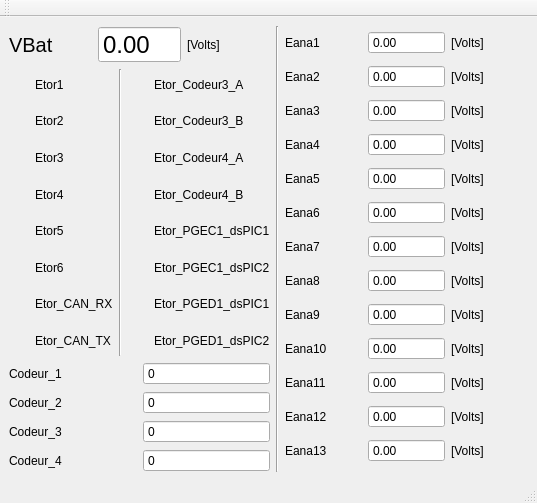
First picture: the form in PluginModules/SensorElectroBot/ihm_SensorElectroBot.ui, repository CRLG/LABOTBOX, before the edit.
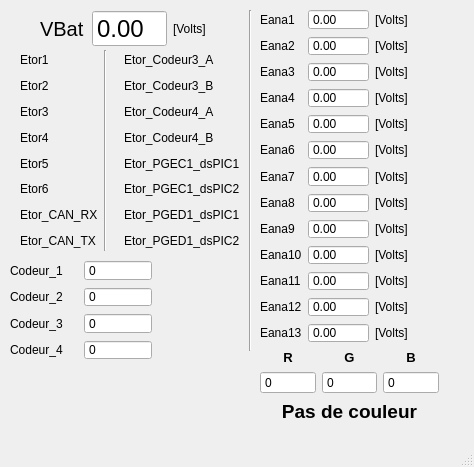
Second picture: the form after the edit. Custom widgets are drawn as their Qt base class.

What changed in the file:
```diff
--- a/PluginModules/SensorElectroBot/ihm_SensorElectroBot.ui
+++ b/PluginModules/SensorElectroBot/ihm_SensorElectroBot.ui
@@ -6,61 +6,519 @@
    <rect>
     <x>0</x>
     <y>0</y>
-    <width>537</width>
-    <height>503</height>
+    <width>474</width>
+    <height>467</height>
    </rect>
   </property>
   <property name="windowTitle">
    <string>MainWindow</string>
   </property>
   <widget class="QWidget" name="centralwidget">
-   <layout class="QGridLayout" name="gridLayout_5">
+   <widget class="QWidget" name="layoutWidget">
+    <property name="geometry">
+     <rect>
+      <x>9</x>
+      <y>50</y>
+      <width>231</width>
+      <height>201</height>
+     </rect>
+    </property>
+    <layout class="QGridLayout" name="gridLayout">
     <item row="0" column="0">
-     <layout class="QGridLayout" name="gridLayout_3">
-      <item row="0" column="0">
-       <widget class="QLabel" name="label_Vbat">
-        <property name="font">
-         <font>
-          <pointsize>15</pointsize>
-         </font>
-        </property>
-        <property name="text">
-         <string>VBat</string>
-        </property>
-       </widget>
-      </item>
-      <item row="0" column="2">
-       <widget class="QLabel" name="Text_Vbat_2">
-        <property name="text">
-         <string>[Volts]</string>
+      <widget class="QLed" name="Etor_1">
+       <property name="toolTip">
+        <string>Binary Led</string>
+       </property>
+       <property name="whatsThis">
+        <string>Led widget</string>
+       </property>
+       <property name="value">
+        <bool>false</bool>
+       </property>
+       <property name="onColor">
+        <enum>QLed::Red</enum>
+       </property>
+       <property name="offColor">
+        <enum>QLed::Grey</enum>
+       </property>
+       <property name="shape">
+        <enum>QLed::Circle</enum>
         </property>
        </widget>
       </item>
       <item row="0" column="1">
-       <widget class="QDoubleSpinBox" name="Vbat">
-        <property name="font">
-         <font>
-          <pointsize>18</pointsize>
-         </font>
-        </property>
-        <property name="readOnly">
-         <bool>true</bool>
-        </property>
-        <property name="buttonSymbols">
-         <enum>QAbstractSpinBox::NoButtons</enum>
+      <widget class="QLabel" name="label_Etor_1">
+       <property name="text">
+        <string>Etor1</string>
+       </property>
+      </widget>
+     </item>
+     <item row="0" column="2" rowspan="8">
+      <widget class="Line" name="line">
+       <property name="orientation">
+        <enum>Qt::Vertical</enum>
+       </property>
+      </widget>
+     </item>
+     <item row="0" column="3">
+      <widget class="QLed" name="Etor_Codeur3_A">
+       <property name="toolTip">
+        <string>Binary Led</string>
+       </property>
+       <property name="whatsThis">
+        <string>Led widget</string>
+       </property>
+       <property name="value">
+        <bool>false</bool>
+       </property>
+       <property name="onColor">
+        <enum>QLed::Red</enum>
+       </property>
+       <property name="offColor">
+        <enum>QLed::Grey</enum>
+       </property>
+       <property name="shape">
+        <enum>QLed::Circle</enum>
+       </property>
+      </widget>
+     </item>
+     <item row="0" column="4">
+      <widget class="QLabel" name="label_Etor_Codeur3_A">
+       <property name="text">
+        <string>Etor_Codeur3_A</string>
+       </property>
+      </widget>
+     </item>
+     <item row="1" column="0">
+      <widget class="QLed" name="Etor_2">
+       <property name="toolTip">
+        <string>Binary Led</string>
+       </property>
+       <property name="whatsThis">
+        <string>Led widget</string>
+       </property>
+       <property name="value">
+        <bool>false</bool>
+       </property>
+       <property name="onColor">
+        <enum>QLed::Red</enum>
+       </property>
+       <property name="offColor">
+        <enum>QLed::Grey</enum>
+       </property>
+       <property name="shape">
+        <enum>QLed::Circle</enum>
+       </property>
+      </widget>
+     </item>
+     <item row="1" column="1">
+      <widget class="QLabel" name="label_Etor_2">
+       <property name="text">
+        <string>Etor2</string>
+       </property>
+      </widget>
+     </item>
+     <item row="1" column="3">
+      <widget class="QLed" name="Etor_Codeur3_B">
+       <property name="toolTip">
+        <string>Binary Led</string>
+       </property>
+       <property name="whatsThis">
+        <string>Led widget</string>
+       </property>
+       <property name="value">
+        <bool>false</bool>
+       </property>
+       <property name="onColor">
+        <enum>QLed::Red</enum>
+       </property>
+       <property name="offColor">
+        <enum>QLed::Grey</enum>
+       </property>
+       <property name="shape">
+        <enum>QLed::Circle</enum>
+       </property>
+      </widget>
+     </item>
+     <item row="1" column="4">
+      <widget class="QLabel" name="label_Etor_Codeur3_B">
+       <property name="text">
+        <string>Etor_Codeur3_B</string>
+       </property>
+      </widget>
+     </item>
+     <item row="2" column="0">
+      <widget class="QLed" name="Etor_3">
+       <property name="toolTip">
+        <string>Binary Led</string>
+       </property>
+       <property name="whatsThis">
+        <string>Led widget</string>
+       </property>
+       <property name="value">
+        <bool>false</bool>
+       </property>
+       <property name="onColor">
+        <enum>QLed::Red</enum>
+       </property>
+       <property name="offColor">
+        <enum>QLed::Grey</enum>
+       </property>
+       <property name="shape">
+        <enum>QLed::Circle</enum>
+       </property>
+      </widget>
+     </item>
+     <item row="2" column="1">
+      <widget class="QLabel" name="label_Etor_3">
+       <property name="text">
+        <string>Etor3</string>
+       </property>
+      </widget>
+     </item>
+     <item row="2" column="3">
+      <widget class="QLed" name="Etor_Codeur4_A">
+       <property name="toolTip">
+        <string>Binary Led</string>
+       </property>
+       <property name="whatsThis">
+        <string>Led widget</string>
+       </property>
+       <property name="value">
+        <bool>false</bool>
+       </property>
+       <property name="onColor">
+        <enum>QLed::Red</enum>
+       </property>
+       <property name="offColor">
+        <enum>QLed::Grey</enum>
+       </property>
+       <property name="shape">
+        <enum>QLed::Circle</enum>
+       </property>
+      </widget>
+     </item>
+     <item row="2" column="4">
+      <widget class="QLabel" name="label_Etor_Codeur4_A">
+       <property name="text">
+        <string>Etor_Codeur4_A</string>
+       </property>
+      </widget>
+     </item>
+     <item row="3" column="0">
+      <widget class="QLed" name="Etor_4">
+       <property name="toolTip">
+        <string>Binary Led</string>
+       </property>
+       <property name="whatsThis">
+        <string>Led widget</string>
+       </property>
+       <property name="value">
+        <bool>false</bool>
+       </property>
+       <property name="onColor">
+        <enum>QLed::Red</enum>
+       </property>
+       <property name="offColor">
+        <enum>QLed::Grey</enum>
+       </property>
+       <property name="shape">
+        <enum>QLed::Circle</enum>
+       </property>
+      </widget>
+     </item>
+     <item row="3" column="1">
+      <widget class="QLabel" name="label_Etor_4">
+       <property name="text">
+        <string>Etor4</string>
+       </property>
+      </widget>
+     </item>
+     <item row="3" column="3">
+      <widget class="QLed" name="Etor_Codeur4_B">
+       <property name="toolTip">
+        <string>Binary Led</string>
+       </property>
+       <property name="whatsThis">
+        <string>Led widget</string>
+       </property>
+       <property name="value">
+        <bool>false</bool>
+       </property>
+       <property name="onColor">
+        <enum>QLed::Red</enum>
+       </property>
+       <property name="offColor">
+        <enum>QLed::Grey</enum>
+       </property>
+       <property name="shape">
+        <enum>QLed::Circle</enum>
+       </property>
+      </widget>
+     </item>
+     <item row="3" column="4">
+      <widget class="QLabel" name="label_Etor_Codeur4_B">
+       <property name="text">
+        <string>Etor_Codeur4_B</string>
+       </property>
+      </widget>
+     </item>
+     <item row="4" column="0">
+      <widget class="QLed" name="Etor_5">
+       <property name="toolTip">
+        <string>Binary Led</string>
+       </property>
+       <property name="whatsThis">
+        <string>Led widget</string>
+       </property>
+       <property name="value">
+        <bool>false</bool>
+       </property>
+       <property name="onColor">
+        <enum>QLed::Red</enum>
+       </property>
+       <property name="offColor">
+        <enum>QLed::Grey</enum>
+       </property>
+       <property name="shape">
+        <enum>QLed::Circle</enum>
+       </property>
+      </widget>
+     </item>
+     <item row="4" column="1">
+      <widget class="QLabel" name="label_Etor_5">
+       <property name="text">
+        <string>Etor5</string>
+       </property>
+      </widget>
+     </item>
+     <item row="4" column="3">
+      <widget class="QLed" name="Etor_PGEC1_dsPIC1">
+       <property name="toolTip">
+        <string>Binary Led</string>
+       </property>
+       <property name="whatsThis">
+        <string>Led widget</string>
+       </property>
+       <property name="value">
+        <bool>false</bool>
+       </property>
+       <property name="onColor">
+        <enum>QLed::Red</enum>
+       </property>
+       <property name="offColor">
+        <enum>QLed::Grey</enum>
+       </property>
+       <property name="shape">
+        <enum>QLed::Circle</enum>
+       </property>
+      </widget>
+     </item>
+     <item row="4" column="4">
+      <widget class="QLabel" name="label_Etor_PGEC1_dsPIC1">
+       <property name="text">
+        <string>Etor_PGEC1_dsPIC1</string>
+       </property>
+      </widget>
+     </item>
+     <item row="5" column="0">
+      <widget class="QLed" name="Etor_6">
+       <property name="toolTip">
+        <string>Binary Led</string>
+       </property>
+       <property name="whatsThis">
+        <string>Led widget</string>
+       </property>
+       <property name="value">
+        <bool>false</bool>
+       </property>
+       <property name="onColor">
+        <enum>QLed::Red</enum>
+       </property>
+       <property name="offColor">
+        <enum>QLed::Grey</enum>
+       </property>
+       <property name="shape">
+        <enum>QLed::Circle</enum>
+       </property>
+      </widget>
+     </item>
+     <item row="5" column="1">
+      <widget class="QLabel" name="label_Etor_6">
+       <property name="text">
+        <string>Etor6</string>
+       </property>
+      </widget>
+     </item>
+     <item row="5" column="3">
+      <widget class="QLed" name="Etor_PGEC1_dsPIC2">
+       <property name="toolTip">
+        <string>Binary Led</string>
+       </property>
+       <property name="whatsThis">
+        <string>Led widget</string>
+       </property>
+       <property name="value">
+        <bool>false</bool>
+       </property>
+       <property name="onColor">
+        <enum>QLed::Red</enum>
+       </property>
+       <property name="offColor">
+        <enum>QLed::Grey</enum>
+       </property>
+       <property name="shape">
+        <enum>QLed::Circle</enum>
+       </property>
+      </widget>
+     </item>
+     <item row="5" column="4">
+      <widget class="QLabel" name="label_Etor_PGEC1_dsPIC2">
+       <property name="text">
+        <string>Etor_PGEC1_dsPIC2</string>
+       </property>
+      </widget>
+     </item>
+     <item row="6" column="0">
+      <widget class="QLed" name="Etor_CAN_RX">
+       <property name="toolTip">
+        <string>Binary Led</string>
+       </property>
+       <property name="whatsThis">
+        <string>Led widget</string>
+       </property>
+       <property name="value">
+        <bool>false</bool>
+       </property>
+       <property name="onColor">
+        <enum>QLed::Red</enum>
+       </property>
+       <property name="offColor">
+        <enum>QLed::Grey</enum>
+       </property>
+       <property name="shape">
+        <enum>QLed::Circle</enum>
+       </property>
+      </widget>
+     </item>
+     <item row="6" column="1">
+      <widget class="QLabel" name="label_Etor_CAN_RX">
+       <property name="text">
+        <string>Etor_CAN_RX</string>
+       </property>
+      </widget>
+     </item>
+     <item row="6" column="3">
+      <widget class="QLed" name="Etor_PGED1_dsPIC1">
+       <property name="toolTip">
+        <string>Binary Led</string>
+       </property>
+       <property name="whatsThis">
+        <string>Led widget</string>
+       </property>
+       <property name="value">
+        <bool>false</bool>
+       </property>
+       <property name="onColor">
+        <enum>QLed::Red</enum>
+       </property>
+       <property name="offColor">
+        <enum>QLed::Grey</enum>
+       </property>
+       <property name="shape">
+        <enum>QLed::Circle</enum>
+       </property>
+      </widget>
+     </item>
+     <item row="6" column="4">
+      <widget class="QLabel" name="label_Etor_PGED1_dsPIC1">
+       <property name="text">
+        <string>Etor_PGED1_dsPIC1</string>
+       </property>
+      </widget>
+     </item>
+     <item row="7" column="0">
+      <widget class="QLed" name="Etor_CAN_TX">
+       <property name="toolTip">
+        <string>Binary Led</string>
+       </property>
+       <property name="whatsThis">
+        <string>Led widget</string>
+       </property>
+       <property name="value">
+        <bool>false</bool>
+       </property>
+       <property name="onColor">
+        <enum>QLed::Red</enum>
+       </property>
+       <property name="offColor">
+        <enum>QLed::Grey</enum>
+       </property>
+       <property name="shape">
+        <enum>QLed::Circle</enum>
+       </property>
+      </widget>
+     </item>
+     <item row="7" column="1">
+      <widget class="QLabel" name="label_Etor_CAN_TX">
+       <property name="text">
+        <string>Etor_CAN_TX</string>
+       </property>
+      </widget>
+     </item>
+     <item row="7" column="3">
+      <widget class="QLed" name="Etor_PGED1_dsPIC2">
+       <property name="toolTip">
+        <string>Binary Led</string>
+       </property>
+       <property name="whatsThis">
+        <string>Led widget</string>
+       </property>
+       <property name="value">
+        <bool>false</bool>
+       </property>
+       <property name="onColor">
+        <enum>QLed::Red</enum>
+       </property>
+       <property name="offColor">
+        <enum>QLed::Grey</enum>
+       </property>
+       <property name="shape">
+        <enum>QLed::Circle</enum>
+       </property>
+      </widget>
+     </item>
+     <item row="7" column="4">
+      <widget class="QLabel" name="label_Etor_PGED1_dsPIC2">
+       <property name="text">
+        <string>Etor_PGED1_dsPIC2</string>
         </property>
        </widget>
       </item>
      </layout>
-    </item>
-    <item row="0" column="1" rowspan="3">
+   </widget>
      <widget class="Line" name="line_2">
+    <property name="geometry">
+     <rect>
+      <x>240</x>
+      <y>10</y>
+      <width>20</width>
+      <height>341</height>
+     </rect>
+    </property>
       <property name="orientation">
        <enum>Qt::Vertical</enum>
       </property>
      </widget>
-    </item>
-    <item row="0" column="2" rowspan="3">
+   <widget class="QWidget" name="layoutWidget">
+    <property name="geometry">
+     <rect>
+      <x>260</x>
+      <y>9</y>
+      <width>155</width>
+      <height>334</height>
+     </rect>
+    </property>
      <layout class="QGridLayout" name="gridLayout_2">
       <item row="0" column="0">
        <widget class="QLabel" name="label_Eana_1">
@@ -453,495 +911,62 @@
        </widget>
       </item>
      </layout>
-    </item>
-    <item row="1" column="0">
-     <layout class="QGridLayout" name="gridLayout">
+   </widget>
+   <widget class="QWidget" name="layoutWidget">
+    <property name="geometry">
+     <rect>
+      <x>40</x>
+      <y>10</y>
+      <width>179</width>
+      <height>37</height>
+     </rect>
+    </property>
+    <layout class="QGridLayout" name="gridLayout_3">
       <item row="0" column="0">
-       <widget class="QLed" name="Etor_1">
-        <property name="minimumSize">
-         <size>
-          <width>20</width>
-          <height>20</height>
-         </size>
-        </property>
-        <property name="toolTip">
-         <string>Binary Led</string>
-        </property>
-        <property name="whatsThis">
-         <string>Led widget</string>
-        </property>
-        <property name="value">
-         <bool>false</bool>
-        </property>
-        <property name="onColor">
-         <enum>QLed::Red</enum>
-        </property>
-        <property name="offColor">
-         <enum>QLed::Grey</enum>
-        </property>
-        <property name="shape">
-         <enum>QLed::Circle</enum>
+      <widget class="QLabel" name="label_Vbat">
+       <property name="font">
+        <font>
+         <pointsize>15</pointsize>
+        </font>
+       </property>
+       <property name="text">
+        <string>VBat</string>
+       </property>
+      </widget>
+     </item>
+     <item row="0" column="2">
+      <widget class="QLabel" name="Text_Vbat_2">
+       <property name="text">
+        <string>[Volts]</string>
         </property>
        </widget>
       </item>
       <item row="0" column="1">
-       <widget class="QLabel" name="label_Etor_1">
-        <property name="text">
-         <string>Etor1</string>
-        </property>
-       </widget>
-      </item>
-      <item row="0" column="2" rowspan="8">
-       <widget class="Line" name="line">
-        <property name="orientation">
-         <enum>Qt::Vertical</enum>
-        </property>
-       </widget>
-      </item>
-      <item row="0" column="3">
-       <widget class="QLed" name="Etor_Codeur3_A">
-        <property name="minimumSize">
-         <size>
-          <width>20</width>
-          <height>20</height>
-         </size>
-        </property>
-        <property name="toolTip">
-         <string>Binary Led</string>
-        </property>
-        <property name="whatsThis">
-         <string>Led widget</string>
-        </property>
-        <property name="value">
-         <bool>false</bool>
-        </property>
-        <property name="onColor">
-         <enum>QLed::Red</enum>
-        </property>
-        <property name="offColor">
-         <enum>QLed::Grey</enum>
-        </property>
-        <property name="shape">
-         <enum>QLed::Circle</enum>
-        </property>
-       </widget>
-      </item>
-      <item row="0" column="4">
-       <widget class="QLabel" name="label_Etor_Codeur3_A">
-        <property name="text">
-         <string>Etor_Codeur3_A</string>
-        </property>
-       </widget>
-      </item>
-      <item row="1" column="0">
-       <widget class="QLed" name="Etor_2">
-        <property name="toolTip">
-         <string>Binary Led</string>
-        </property>
-        <property name="whatsThis">
-         <string>Led widget</string>
-        </property>
-        <property name="value">
-         <bool>false</bool>
-        </property>
-        <property name="onColor">
-         <enum>QLed::Red</enum>
-        </property>
-        <property name="offColor">
-         <enum>QLed::Grey</enum>
-        </property>
-        <property name="shape">
-         <enum>QLed::Circle</enum>
-        </property>
-       </widget>
-      </item>
-      <item row="1" column="1">
-       <widget class="QLabel" name="label_Etor_2">
-        <property name="text">
-         <string>Etor2</string>
-        </property>
-       </widget>
-      </item>
-      <item row="1" column="3">
-       <widget class="QLed" name="Etor_Codeur3_B">
-        <property name="toolTip">
-         <string>Binary Led</string>
-        </property>
-        <property name="whatsThis">
-         <string>Led widget</string>
-        </property>
-        <property name="value">
-         <bool>false</bool>
-        </property>
-        <property name="onColor">
-         <enum>QLed::Red</enum>
-        </property>
-        <property name="offColor">
-         <enum>QLed::Grey</enum>
-        </property>
-        <property name="shape">
-         <enum>QLed::Circle</enum>
-        </property>
-       </widget>
-      </item>
-      <item row="1" column="4">
-       <widget class="QLabel" name="label_Etor_Codeur3_B">
-        <property name="text">
-         <string>Etor_Codeur3_B</string>
-        </property>
-       </widget>
-      </item>
-      <item row="2" column="0">
-       <widget class="QLed" name="Etor_3">
-        <property name="toolTip">
-         <string>Binary Led</string>
-        </property>
-        <property name="whatsThis">
-         <string>Led widget</string>
-        </property>
-        <property name="value">
-         <bool>false</bool>
-        </property>
-        <property name="onColor">
-         <enum>QLed::Red</enum>
-        </property>
-        <property name="offColor">
-         <enum>QLed::Grey</enum>
-        </property>
-        <property name="shape">
-         <enum>QLed::Circle</enum>
-        </property>
-       </widget>
-      </item>
-      <item row="2" column="1">
-       <widget class="QLabel" name="label_Etor_3">
-        <property name="text">
-         <string>Etor3</string>
-        </property>
-       </widget>
-      </item>
-      <item row="2" column="3">
-       <widget class="QLed" name="Etor_Codeur4_A">
-        <property name="toolTip">
-         <string>Binary Led</string>
-        </property>
-        <property name="whatsThis">
-         <string>Led widget</string>
-        </property>
-        <property name="value">
-         <bool>false</bool>
-        </property>
-        <property name="onColor">
-         <enum>QLed::Red</enum>
-        </property>
-        <property name="offColor">
-         <enum>QLed::Grey</enum>
-        </property>
-        <property name="shape">
-         <enum>QLed::Circle</enum>
-        </property>
-       </widget>
-      </item>
-      <item row="2" column="4">
-       <widget class="QLabel" name="label_Etor_Codeur4_A">
-        <property name="text">
-         <string>Etor_Codeur4_A</string>
-        </property>
-       </widget>
-      </item>
-      <item row="3" column="0">
-       <widget class="QLed" name="Etor_4">
-        <property name="toolTip">
-         <string>Binary Led</string>
-        </property>
-        <property name="whatsThis">
-         <string>Led widget</string>
-        </property>
-        <property name="value">
-         <bool>false</bool>
-        </property>
-        <property name="onColor">
-         <enum>QLed::Red</enum>
-        </property>
-        <property name="offColor">
-         <enum>QLed::Grey</enum>
-        </property>
-        <property name="shape">
-         <enum>QLed::Circle</enum>
-        </property>
-       </widget>
-      </item>
-      <item row="3" column="1">
-       <widget class="QLabel" name="label_Etor_4">
-        <property name="text">
-         <string>Etor4</string>
-        </property>
-       </widget>
-      </item>
-      <item row="3" column="3">
-       <widget class="QLed" name="Etor_Codeur4_B">
-        <property name="toolTip">
-         <string>Binary Led</string>
-        </property>
-        <property name="whatsThis">
-         <string>Led widget</string>
-        </property>
-        <property name="value">
-         <bool>false</bool>
-        </property>
-        <property name="onColor">
-         <enum>QLed::Red</enum>
-        </property>
-        <property name="offColor">
-         <enum>QLed::Grey</enum>
-        </property>
-        <property name="shape">
-         <enum>QLed::Circle</enum>
-        </property>
-       </widget>
-      </item>
-      <item row="3" column="4">
-       <widget class="QLabel" name="label_Etor_Codeur4_B">
-        <property name="text">
-         <string>Etor_Codeur4_B</string>
-        </property>
-       </widget>
-      </item>
-      <item row="4" column="0">
-       <widget class="QLed" name="Etor_5">
-        <property name="toolTip">
-         <string>Binary Led</string>
-        </property>
-        <property name="whatsThis">
-         <string>Led widget</string>
-        </property>
-        <property name="value">
-         <bool>false</bool>
-        </property>
-        <property name="onColor">
-         <enum>QLed::Red</enum>
-        </property>
-        <property name="offColor">
-         <enum>QLed::Grey</enum>
-        </property>
-        <property name="shape">
-         <enum>QLed::Circle</enum>
-        </property>
-       </widget>
-      </item>
-      <item row="4" column="1">
-       <widget class="QLabel" name="label_Etor_5">
-        <property name="text">
-         <string>Etor5</string>
-        </property>
-       </widget>
-      </item>
-      <item row="4" column="3">
-       <widget class="QLed" name="Etor_PGEC1_dsPIC1">
-        <property name="toolTip">
-         <string>Binary Led</string>
-        </property>
-        <property name="whatsThis">
-         <string>Led widget</string>
-        </property>
-        <property name="value">
-         <bool>false</bool>
-        </property>
-        <property name="onColor">
-         <enum>QLed::Red</enum>
-        </property>
-        <property name="offColor">
-         <enum>QLed::Grey</enum>
-        </property>
-        <property name="shape">
-         <enum>QLed::Circle</enum>
-        </property>
-       </widget>
-      </item>
-      <item row="4" column="4">
-       <widget class="QLabel" name="label_Etor_PGEC1_dsPIC1">
-        <property name="text">
-         <string>Etor_PGEC1_dsPIC1</string>
-        </property>
-       </widget>
-      </item>
-      <item row="5" column="0">
-       <widget class="QLed" name="Etor_6">
-        <property name="toolTip">
-         <string>Binary Led</string>
-        </property>
-        <property name="whatsThis">
-         <string>Led widget</string>
-        </property>
-        <property name="value">
-         <bool>false</bool>
-        </property>
-        <property name="onColor">
-         <enum>QLed::Red</enum>
-        </property>
-        <property name="offColor">
-         <enum>QLed::Grey</enum>
-        </property>
-        <property name="shape">
-         <enum>QLed::Circle</enum>
-        </property>
-       </widget>
-      </item>
-      <item row="5" column="1">
-       <widget class="QLabel" name="label_Etor_6">
-        <property name="text">
-         <string>Etor6</string>
-        </property>
-       </widget>
-      </item>
-      <item row="5" column="3">
-       <widget class="QLed" name="Etor_PGEC1_dsPIC2">
-        <property name="toolTip">
-         <string>Binary Led</string>
-        </property>
-        <property name="whatsThis">
-         <string>Led widget</string>
-        </property>
-        <property name="value">
-         <bool>false</bool>
-        </property>
-        <property name="onColor">
-         <enum>QLed::Red</enum>
-        </property>
-        <property name="offColor">
-         <enum>QLed::Grey</enum>
-        </property>
-        <property name="shape">
-         <enum>QLed::Circle</enum>
-        </property>
-       </widget>
-      </item>
-      <item row="5" column="4">
-       <widget class="QLabel" name="label_Etor_PGEC1_dsPIC2">
-        <property name="text">
-         <string>Etor_PGEC1_dsPIC2</string>
-        </property>
-       </widget>
-      </item>
-      <item row="6" column="0">
-       <widget class="QLed" name="Etor_CAN_RX">
-        <property name="toolTip">
-         <string>Binary Led</string>
-        </property>
-        <property name="whatsThis">
-         <string>Led widget</string>
-        </property>
-        <property name="value">
-         <bool>false</bool>
-        </property>
-        <property name="onColor">
-         <enum>QLed::Red</enum>
-        </property>
-        <property name="offColor">
-         <enum>QLed::Grey</enum>
-        </property>
-        <property name="shape">
-         <enum>QLed::Circle</enum>
-        </property>
-       </widget>
-      </item>
-      <item row="6" column="1">
-       <widget class="QLabel" name="label_Etor_CAN_RX">
-        <property name="text">
-         <string>Etor_CAN_RX</string>
-        </property>
-       </widget>
-      </item>
-      <item row="6" column="3">
-       <widget class="QLed" name="Etor_PGED1_dsPIC1">
-        <property name="toolTip">
-         <string>Binary Led</string>
-        </property>
-        <property name="whatsThis">
-         <string>Led widget</string>
-        </property>
-        <property name="value">
-         <bool>false</bool>
-        </property>
-        <property name="onColor">
-         <enum>QLed::Red</enum>
-        </property>
-        <property name="offColor">
-         <enum>QLed::Grey</enum>
-        </property>
-        <property name="shape">
-         <enum>QLed::Circle</enum>
-        </property>
-       </widget>
-      </item>
-      <item row="6" column="4">
-       <widget class="QLabel" name="label_Etor_PGED1_dsPIC1">
-        <property name="text">
-         <string>Etor_PGED1_dsPIC1</string>
-        </property>
-       </widget>
-      </item>
-      <item row="7" column="0">
-       <widget class="QLed" name="Etor_CAN_TX">
-        <property name="toolTip">
-         <string>Binary Led</string>
-        </property>
-        <property name="whatsThis">
-         <string>Led widget</string>
-        </property>
-        <property name="value">
-         <bool>false</bool>
-        </property>
-        <property name="onColor">
-         <enum>QLed::Red</enum>
-        </property>
-        <property name="offColor">
-         <enum>QLed::Grey</enum>
-        </property>
-        <property name="shape">
-         <enum>QLed::Circle</enum>
-        </property>
-       </widget>
-      </item>
-      <item row="7" column="1">
-       <widget class="QLabel" name="label_Etor_CAN_TX">
-        <property name="text">
-         <string>Etor_CAN_TX</string>
-        </property>
-       </widget>
-      </item>
-      <item row="7" column="3">
-       <widget class="QLed" name="Etor_PGED1_dsPIC2">
-        <property name="toolTip">
-         <string>Binary Led</string>
-        </property>
-        <property name="whatsThis">
-         <string>Led widget</string>
-        </property>
-        <property name="value">
-         <bool>false</bool>
-        </property>
-        <property name="onColor">
-         <enum>QLed::Red</enum>
-        </property>
-        <property name="offColor">
-         <enum>QLed::Grey</enum>
-        </property>
-        <property name="shape">
-         <enum>QLed::Circle</enum>
-        </property>
-       </widget>
-      </item>
-      <item row="7" column="4">
-       <widget class="QLabel" name="label_Etor_PGED1_dsPIC2">
-        <property name="text">
-         <string>Etor_PGED1_dsPIC2</string>
+      <widget class="QDoubleSpinBox" name="Vbat">
+       <property name="font">
+        <font>
+         <pointsize>18</pointsize>
+        </font>
+       </property>
+       <property name="readOnly">
+        <bool>true</bool>
+       </property>
+       <property name="buttonSymbols">
+        <enum>QAbstractSpinBox::NoButtons</enum>
         </property>
        </widget>
       </item>
      </layout>
-    </item>
-    <item row="2" column="0">
+   </widget>
+   <widget class="QWidget" name="layoutWidget_2">
+    <property name="geometry">
+     <rect>
+      <x>10</x>
+      <y>260</y>
+      <width>142</width>
+      <height>100</height>
+     </rect>
+    </property>
      <layout class="QGridLayout" name="gridLayout_4">
       <item row="0" column="0">
        <widget class="QLabel" name="label_Codeur_1">
@@ -1048,8 +1073,117 @@
        </widget>
       </item>
      </layout>
-    </item>
-   </layout>
+   </widget>
+   <widget class="QWidget" name="gridLayoutWidget">
+    <property name="geometry">
+     <rect>
+      <x>260</x>
+      <y>350</y>
+      <width>179</width>
+      <height>73</height>
+     </rect>
+    </property>
+    <layout class="QGridLayout" name="gridLayout_5">
+     <item row="2" column="0" colspan="3">
+      <widget class="QLabel" name="l_Color">
+       <property name="font">
+        <font>
+         <pointsize>14</pointsize>
+         <weight>75</weight>
+         <bold>true</bold>
+        </font>
+       </property>
+       <property name="text">
+        <string>Pas de couleur</string>
+       </property>
+       <property name="alignment">
+        <set>Qt::AlignCenter</set>
+       </property>
+      </widget>
+     </item>
+     <item row="1" column="1">
+      <widget class="QSpinBox" name="sB_G">
+       <property name="buttonSymbols">
+        <enum>QAbstractSpinBox::NoButtons</enum>
+       </property>
+       <property name="maximum">
+        <number>30000</number>
+       </property>
+      </widget>
+     </item>
+     <item row="1" column="2">
+      <widget class="QSpinBox" name="sB_B">
+       <property name="buttonSymbols">
+        <enum>QAbstractSpinBox::NoButtons</enum>
+       </property>
+       <property name="maximum">
+        <number>30000</number>
+       </property>
+      </widget>
+     </item>
+     <item row="1" column="0">
+      <widget class="QSpinBox" name="sB_R">
+       <property name="buttonSymbols">
+        <enum>QAbstractSpinBox::NoButtons</enum>
+       </property>
+       <property name="maximum">
+        <number>30000</number>
+       </property>
+      </widget>
+     </item>
+     <item row="0" column="0">
+      <widget class="QLabel" name="label_15">
+       <property name="font">
+        <font>
+         <pointsize>10</pointsize>
+         <weight>75</weight>
+         <bold>true</bold>
+        </font>
+       </property>
+       <property name="text">
+        <string>R</string>
+       </property>
+       <property name="alignment">
+        <set>Qt::AlignCenter</set>
+       </property>
+      </widget>
+     </item>
+     <item row="0" column="1">
+      <widget class="QLabel" name="label_16">
+       <property name="font">
+        <font>
+         <pointsize>10</pointsize>
+         <weight>75</weight>
+         <bold>true</bold>
+        </font>
+       </property>
+       <property name="text">
+        <string>G</string>
+       </property>
+       <property name="alignment">
+        <set>Qt::AlignCenter</set>
+       </property>
+      </widget>
+     </item>
+     <item row="0" column="2">
+      <widget class="QLabel" name="label_17">
+       <property name="font">
+        <font>
+         <pointsize>10</pointsize>
+         <weight>75</weight>
+         <bold>true</bold>
+        </font>
+       </property>
+       <property name="text">
+        <string>B</string>
+       </property>
+       <property name="alignment">
+        <set>Qt::AlignCenter</set>
+       </property>
+      </widget>
+     </item>
+    </layout>
+   </widget>
   </widget>
   <widget class="QMenuBar" name="menubar">
    <property name="geometry">
@@ -1062,17 +1196,6 @@
    </property>
   </widget>
   <widget class="QStatusBar" name="statusbar"/>
-  <widget class="QToolBar" name="toolBar">
-   <property name="windowTitle">
-    <string>toolBar</string>
-   </property>
-   <attribute name="toolBarArea">
-    <enum>TopToolBarArea</enum>
-   </attribute>
-   <attribute name="toolBarBreak">
-    <bool>false</bool>
-   </attribute>
-  </widget>
  </widget>
  <customwidgets>
   <customwidget>
```
Left out of the diff: 4 changed lines with no effect on the pictures. Lines whose indentation alone changed are shown as unchanged.
